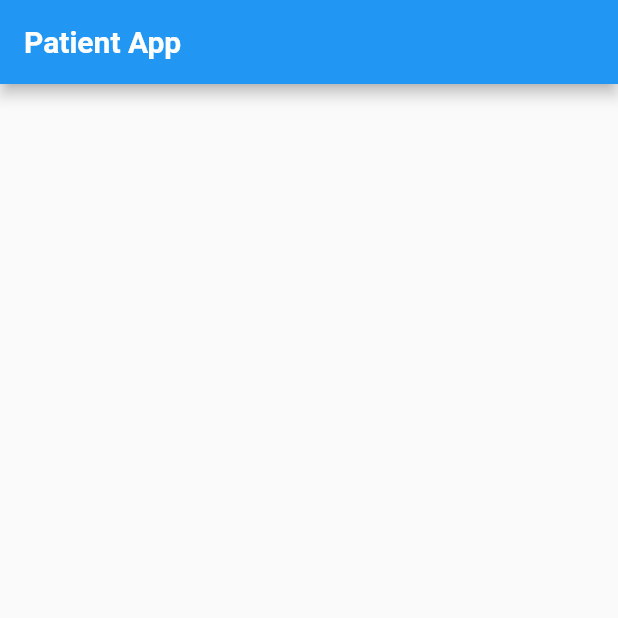
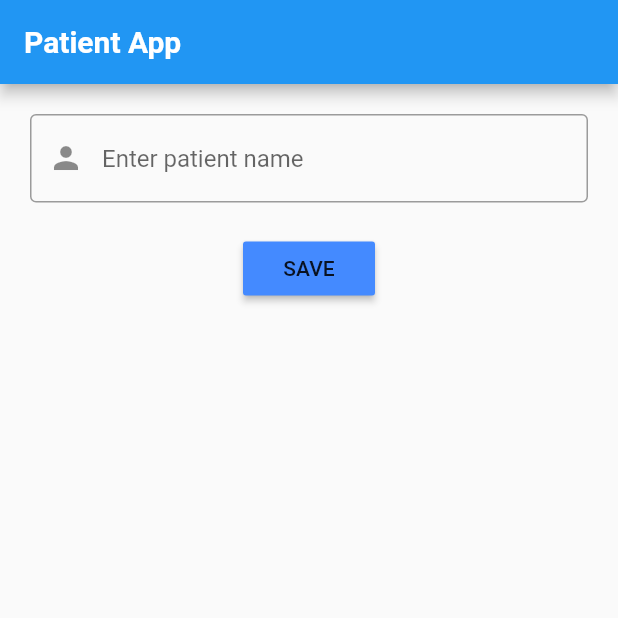
Before and after one commit to JossinAntony/Flutter-PatientApp, a Flutter app: the screen it shows after launch, on a phone screen of 412 x 824 dp, the top half of it. Run offline on Flutter 3.47's test engine with Material 2 defaults, Android fonts, the phone set to English and light mode, and no system bars.

Commit message:
ui- initial text field defined.

```diff
--- a/patient_app/lib/main.dart
+++ b/patient_app/lib/main.dart
@@ -1,5 +1,6 @@
 
 
+import 'package:flutter/cupertino.dart';
 import 'package:flutter/material.dart';
 
 main() => runApp(MyApp());
@@ -14,6 +15,31 @@ class MyApp extends StatelessWidget {
             fontWeight: FontWeight.bold,
           ),),
         ),
+        body: SingleChildScrollView(
+          child: Container(
+
+            padding: EdgeInsets.all(20.0),
+            alignment: Alignment.center,
+
+            child: Column(
+              children: <Widget>[
+                TextField(
+                  decoration: InputDecoration(
+                    border: OutlineInputBorder(),
+                    hintText: "Enter patient name",
+                    prefixIcon: Icon(Icons.person),
+                  ),
+                ),
+                SizedBox(height:20.0),
+                RaisedButton(
+                  onPressed: (){},
+                  child: Text('SAVE'),
+                  color: Colors.blueAccent,
+                ),
+              ],
+            ),
+          ),
+        ),
       )
     );
   }
```
